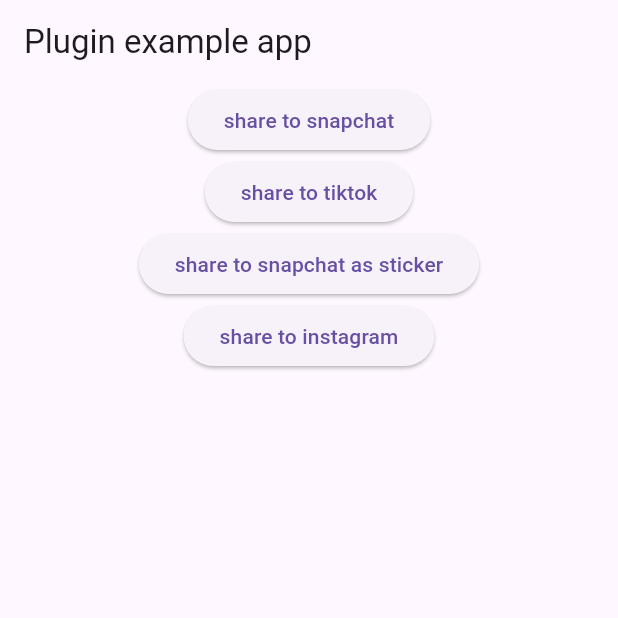
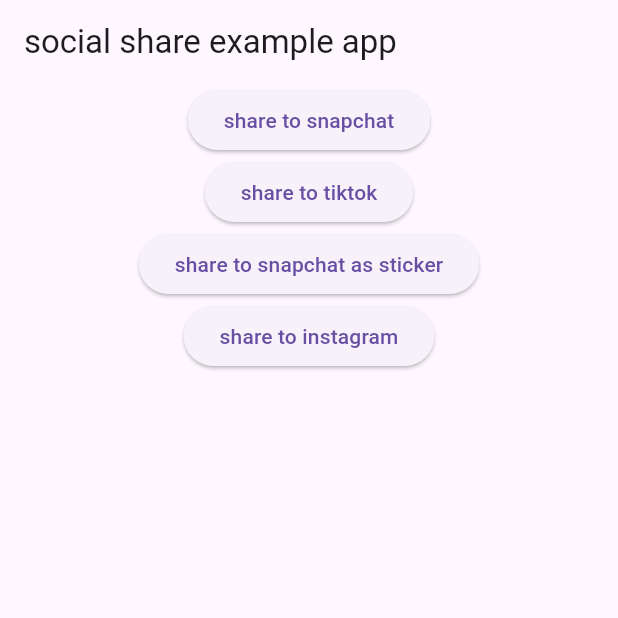
Before and after one commit to Mohamed1226/social_sharing, a Flutter app: the screen it shows after launch, on a phone screen of 412 x 824 dp, the top half of it. Run offline on Flutter 3.47's test engine with Material 3 defaults, Android fonts, the phone set to English and light mode, and no system bars; our stand-ins replace file_picker, permission_handler, plugin_platform_interface.

```diff
--- a/example/lib/main.dart
+++ b/example/lib/main.dart
@@ -44,7 +44,7 @@ class _MyAppState extends State<MyApp> {
     return MaterialApp(
       home: Scaffold(
         appBar: AppBar(
-          title: const Text('Plugin example app'),
+          title: const Text('social share example app'),
         ),
         body: Center(
           child: Column(
```
